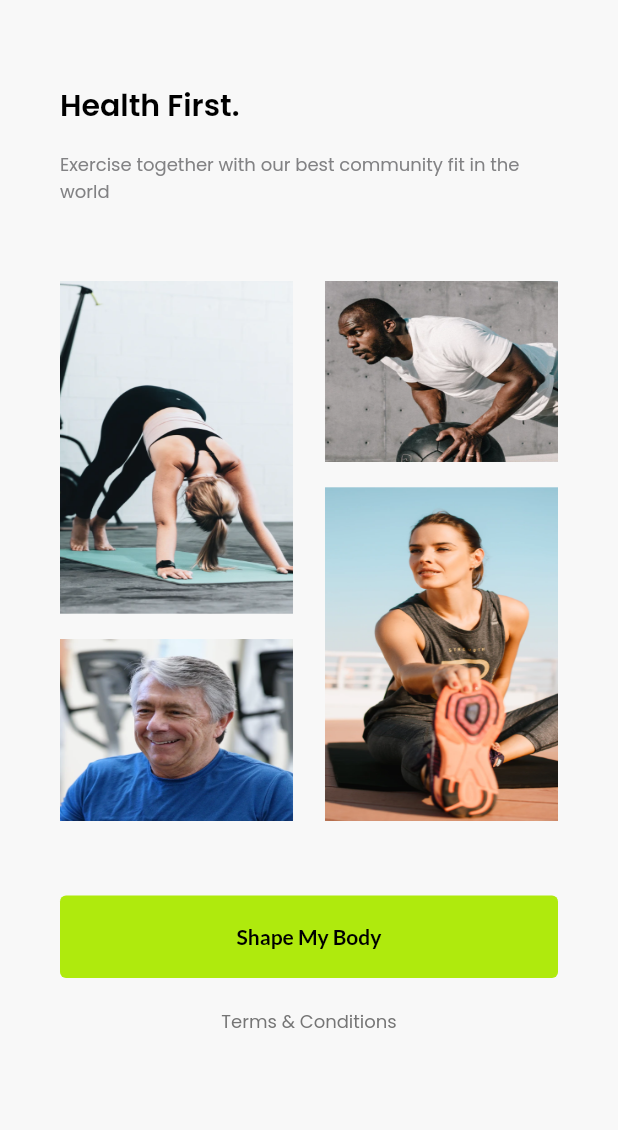
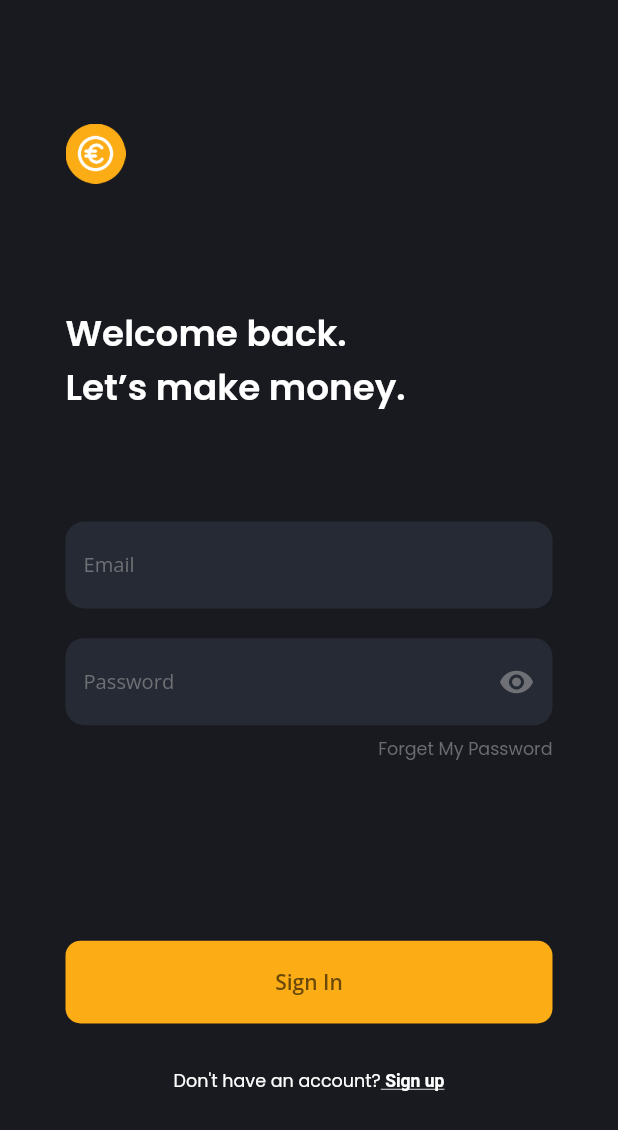
Before and after one commit to rizkitriandani/flutter_ui_challenge, a Flutter app: the screen it shows after launch, on a phone screen of 412 x 824 dp. Shown: the top 1130 px of the screen. Run offline on Flutter 3.47's test engine with Material 2 defaults, Android fonts, the phone set to English and light mode, and no system bars; our stand-ins replace google_fonts, responsive_sizer.

Commit message:
Done first sign in.

```diff
--- a/lib/main.dart
+++ b/lib/main.dart
@@ -1,9 +1,6 @@
 import 'package:flutter/material.dart';
-import 'package:flutter_ui_challenge/pages/first_get_started.dart';
-import 'package:flutter_ui_challenge/pages/first_splash.dart';
-import 'package:flutter_ui_challenge/pages/second_get_started.dart';
-import 'package:flutter_ui_challenge/pages/second_splash.dart';
-import 'package:flutter_ui_challenge/pages/ui_buttons.dart';
+import 'package:flutter_ui_challenge/pages/first_signin.dart';
+import 'package:responsive_sizer/responsive_sizer.dart';
 
 void main() => runApp(const SevenDays());
 
@@ -12,12 +9,15 @@ class SevenDays extends StatelessWidget {
 
   @override
   Widget build(BuildContext context) {
-    return const MaterialApp(
+    return MaterialApp(
         debugShowCheckedModeBanner: false,
         // home: FirstSplash(),
         // home: SecondSplash(),
         // home: FirstGetStarted(),
-      home: SecondGetStarted(),
+        home: ResponsiveSizer(
+        // home: SecondGetStarted(),
+            builder: (context, orientation, screenType) => const FirstSignIn(),
+        )
         // home: UIButtonShowCase(),
         );
   }
--- a/lib/pages/first_get_started.dart
+++ b/lib/pages/first_get_started.dart
@@ -27,8 +27,7 @@ class FirstGetStarted extends StatelessWidget {
                       fontWeight: FontWeight.w600,
                     )),
                 Padding(
-                  padding: const EdgeInsets.symmetric(horizontal:
-                  10),
+                  padding: const EdgeInsets.symmetric(horizontal: 10),
                   child: Text(
                     'Gain more profit from cryptocurrency without any risk involved',
                     style: GoogleFonts.poppins(
@@ -36,7 +35,6 @@ class FirstGetStarted extends StatelessWidget {
                       fontSize: 14,
                     ),
                     textAlign: TextAlign.center,
-
                   ),
                 ),
                 const SizedBox(height: 50),
@@ -49,10 +47,7 @@ class FirstGetStarted extends StatelessWidget {
                         backgroundColor: const Color(0xff877BFB),
                         shape: RoundedRectangleBorder(
                             borderRadius: BorderRadius.circular(50))),
-                    child: Container(
-                      child:
-                          Image.asset('assets/ic_login_arrow.png', width: 28),
-                    ),
+                    child: Image.asset('assets/ic_login_arrow.png', width: 28),
                   ),
                 ),
               ],
--- /dev/null
+++ b/lib/pages/first_signin.dart
@@ -0,0 +1,130 @@
+import 'package:flutter/gestures.dart';
+import 'package:flutter/material.dart';
+import 'package:google_fonts/google_fonts.dart';
+import 'package:responsive_sizer/responsive_sizer.dart';
+
+class FirstSignIn extends StatelessWidget {
+  const FirstSignIn({Key? key}) : super(key: key);
+
+  @override
+  Widget build(BuildContext context) {
+    return Scaffold(
+      backgroundColor: const Color(0xff181A20),
+      body: Padding(
+        padding: EdgeInsets.fromLTRB(10.6.w, 10.h, 10.6.w, 0),
+        child: SingleChildScrollView(
+          child: Column(
+            crossAxisAlignment: CrossAxisAlignment.start,
+            children: [
+              Image.asset(
+                'assets/ic_coin.png',
+                width: 40,
+              ),
+              SizedBox(height: 10.h),
+              Text('Welcome back.\nLet’s make money.',
+                  style: GoogleFonts.poppins(
+                    color: Colors.white,
+                    fontWeight: FontWeight.w600,
+                    fontSize: 20.sp,
+                  )),
+              SizedBox(
+                height: 8.6.h,
+              ),
+              TextFormField(
+                style:
+                    GoogleFonts.openSans(color: Colors.white, fontSize: 15.sp),
+                decoration: InputDecoration(
+                    fillColor: const Color(0xff262A34),
+                    filled: true,
+                    border: OutlineInputBorder(
+                      borderRadius: BorderRadius.circular(3.w),
+                      borderSide: BorderSide.none,
+                    ),
+                    hintText: 'Email',
+                    hintStyle:
+                        GoogleFonts.openSans(color: const Color(0xff6F7075))),
+              ),
+              SizedBox(
+                height: 2.4.h,
+              ),
+              TextFormField(
+                obscureText: true,
+                style:
+                    GoogleFonts.openSans(color: Colors.white, fontSize: 15.sp),
+                decoration: InputDecoration(
+                    fillColor: const Color(0xff262A34),
+                    filled: true,
+                    border: OutlineInputBorder(
+                      borderRadius: BorderRadius.circular(3.w),
+                      borderSide: BorderSide.none,
+                    ),
+                    hintText: 'Password',
+                    hintStyle:
+                        GoogleFonts.openSans(color: const Color(0xff6F7075)),
+                    suffixIcon: const Icon(
+                      Icons.visibility,
+                      color: Color(0xff6F7075),
+                    )),
+              ),
+              Container(
+                margin: const EdgeInsets.only(top: 7),
+                alignment: Alignment.centerRight,
+                child: Text(
+                  'Forget My Password',
+                  style: GoogleFonts.poppins(
+                    color: const Color(0xff6A6B70),
+                    fontSize: 14.sp,
+                  ),
+                  textAlign: TextAlign.end,
+                ),
+              ),
+              Container(
+                width: double.infinity,
+                height: 6.7.h,
+                margin: EdgeInsets.only(
+                  top: 14.4.h,
+                ),
+                child: TextButton(
+                  onPressed: () {},
+                  style: TextButton.styleFrom(
+                      backgroundColor: const Color(0xffFCAC15),
+                      shape: RoundedRectangleBorder(
+                          borderRadius: BorderRadius.circular(10))),
+                  child: Text(
+                    "Sign In",
+                    style: GoogleFonts.openSans(
+                      color: const Color(0xff6B4909),
+                      fontWeight: FontWeight.w600,
+                    ),
+                  ),
+                ),
+              ),
+              Container(
+                alignment: Alignment.center,
+                margin: EdgeInsets.only(top: 3.6.h),
+                child: RichText(
+                  text: TextSpan(
+                      text: 'Don\'t have an account?',
+                      style: GoogleFonts.poppins(
+                        fontSize: 14.sp,
+                      ),
+                      children: <TextSpan>[
+                        TextSpan(
+                            text: ' Sign up',
+                            style: const TextStyle(
+                                fontWeight: FontWeight.w600,
+                                decoration: TextDecoration.underline),
+                            recognizer: TapGestureRecognizer()
+                              ..onTap = () {
+                                // navigate to desired screen
+                              })
+                      ]),
+                ),
+              )
+            ],
+          ),
+        ),
+      ),
+    );
+  }
+}
--- a/pubspec.yaml
+++ b/pubspec.yaml
@@ -8,6 +8,7 @@ environment:
 dependencies:
   cupertino_icons: ^1.0.2
   google_fonts: 2.3.1
+  responsive_sizer: 3.0.5+1
   flutter:
     sdk: flutter
 
```
Also changed, not shown: assets/bill.png (added), assets/ic_coin.png (added), pubspec.lock, 1 other file. Lines whose indentation alone changed are shown as unchanged.
